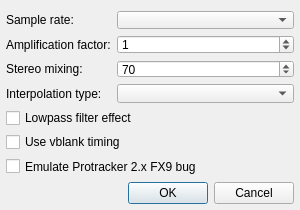
The window that qmmp/src/plugins/Input/tracker/xmp/settingsdialog.ui (Greedysky/TTKMusicPlayer) describes before a commit, drawn with Qt 5.
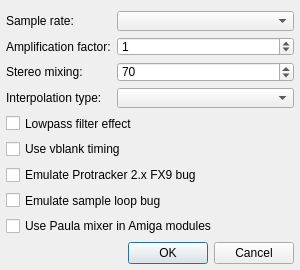
The same window after the commit.

Commit message: refactor: Optimize xmp input module[846650]

Diff of the .ui file:
```diff
--- a/qmmp/src/plugins/Input/tracker/xmp/settingsdialog.ui
+++ b/qmmp/src/plugins/Input/tracker/xmp/settingsdialog.ui
@@ -7,19 +7,19 @@
     <x>0</x>
     <y>0</y>
     <width>300</width>
-    <height>210</height>
+    <height>270</height>
    </rect>
   </property>
   <property name="minimumSize">
    <size>
     <width>300</width>
-    <height>200</height>
+    <height>260</height>
    </size>
   </property>
   <property name="maximumSize">
    <size>
     <width>300</width>
-    <height>210</height>
+    <height>270</height>
    </size>
   </property>
   <property name="windowTitle">
@@ -115,6 +115,20 @@
      <item row="0" column="1">
       <widget class="QComboBox" name="srateComboBox"/>
      </item>
+     <item row="7" column="0" colspan="2">
+      <widget class="QCheckBox" name="fixLoopCheckBox">
+       <property name="text">
+        <string>Emulate sample loop bug</string>
+       </property>
+      </widget>
+     </item>
+     <item row="8" column="0" colspan="2">
+      <widget class="QCheckBox" name="a500CheckBox">
+       <property name="text">
+        <string>Use Paula mixer in Amiga modules</string>
+       </property>
+      </widget>
+     </item>
     </layout>
    </item>
    <item>
```
The commit also changes 2 other files.
